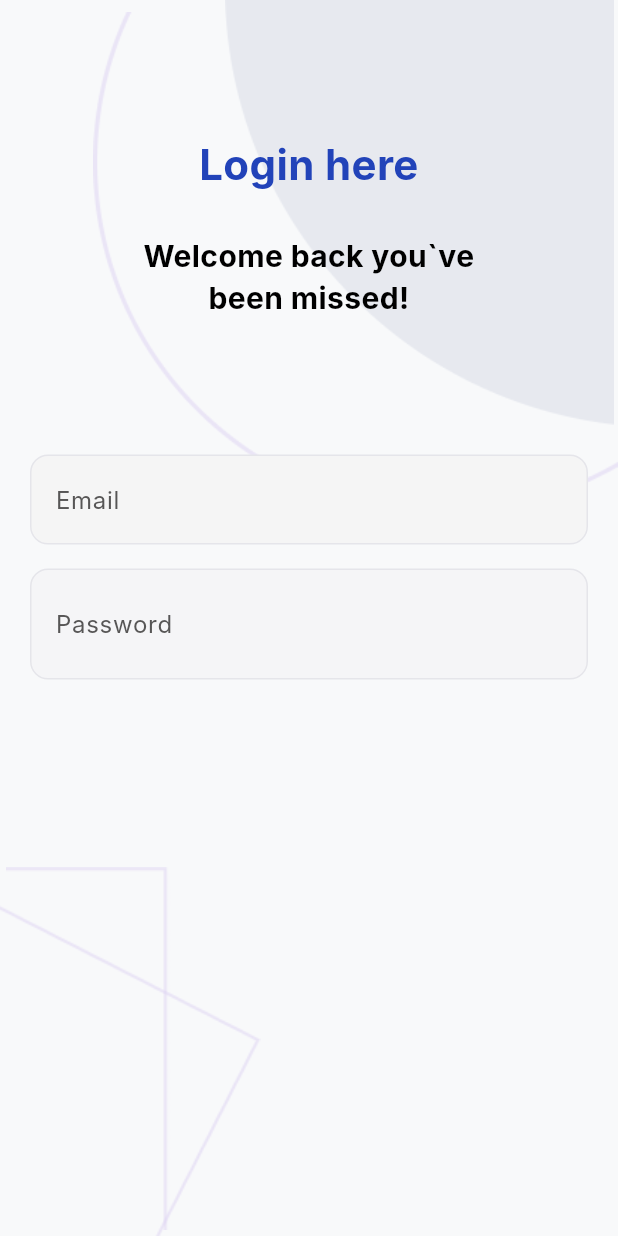
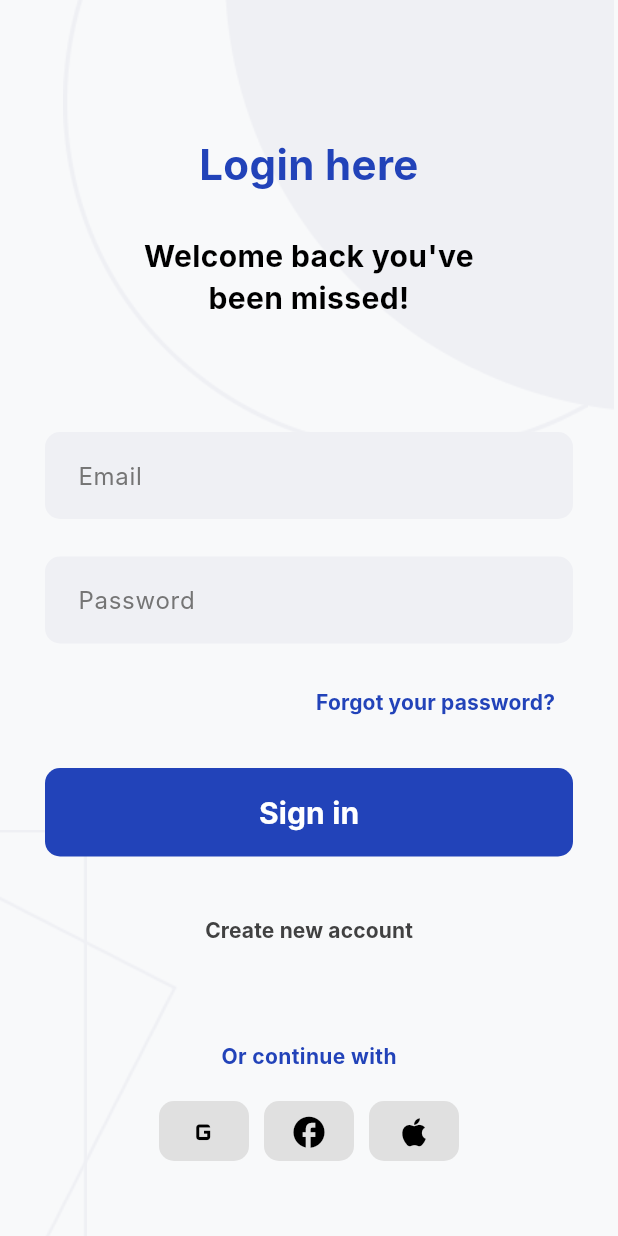
Before and after one commit to kouhoang/Onboarding_Flutter_App, a Flutter app: the screen it shows after launch, after a tap on "Login", on a phone screen of 412 x 824 dp. Run offline on Flutter 3.47's test engine with Material 3 defaults, Android fonts, the light colour scheme and no system bars; Roboto replaces fonts that are missing (Inter).

Commit message:
Login Screen

```diff
--- a/lib/background_decoration.dart
+++ b/lib/background_decoration.dart
@@ -29,7 +29,7 @@ class BackgroundDecoration extends StatelessWidget {
                 'assets/images/ellipse_2.png',
                 width: 350.0,
                 height: 350.0,
-                color: Color.fromRGBO(220, 209, 242, 0.5),
+                color: Color.fromRGBO(239, 240, 244, 1),
               ),
             ),
             Positioned(
@@ -39,7 +39,7 @@ class BackgroundDecoration extends StatelessWidget {
                 'assets/images/ellipse_1.png',
                 width: 285.0,
                 height: 285.0,
-                color: Color.fromRGBO(205, 209, 223, 0.4),
+                color: Color.fromRGBO(239, 240, 244, 1),
               ),
             ),
           ],
@@ -52,7 +52,7 @@ class BackgroundDecoration extends StatelessWidget {
                 'assets/images/rectangle_4.png',
                 width: 230.0,
                 height: 250.0,
-                color: Color.fromRGBO(220, 209, 242, 0.5),
+                color: Color.fromRGBO(239, 240, 244, 1),
               ),
             ),
             Positioned(
@@ -62,7 +62,7 @@ class BackgroundDecoration extends StatelessWidget {
                 'assets/images/rectangle_3.png',
                 width: 280.0,
                 height: 300.0,
-                color: Color.fromRGBO(220, 209, 242, 0.5),
+                color: Color.fromRGBO(239, 240, 244, 1),
               ),
             ),
           ],
--- /dev/null
+++ b/lib/background_decoration_2.dart
@@ -0,0 +1,73 @@
+import 'package:flutter/material.dart';
+
+class BackgroundDecoration2 extends StatelessWidget {
+  final Color? overlayColor;
+  final double? opacity;
+  final bool showTopEllipses;
+  final bool showBottomRectangles;
+
+  const BackgroundDecoration2({
+    Key? key,
+    this.overlayColor,
+    this.opacity = 0.29,
+    this.showTopEllipses = true,
+    this.showBottomRectangles = true,
+  }) : super(key: key);
+
+  @override
+  Widget build(BuildContext context) {
+    return SizedBox(
+      width: double.infinity,
+      height: double.infinity,
+      child: Stack(
+        children: [
+          if (showTopEllipses) ...[
+            Positioned(
+              top: -40,
+              right: 20,
+              child: Image.asset(
+                'assets/images/ellipse_2.png',
+                width: 350.0,
+                height: 350.0,
+                color: Color.fromRGBO(239, 240, 244, 1),
+              ),
+            ),
+            Positioned(
+              top: -10,
+              right: -10,
+              child: Image.asset(
+                'assets/images/ellipse_1.png',
+                width: 285.0,
+                height: 285.0,
+                color: Color.fromRGBO(239, 240, 244, 1),
+              ),
+            ),
+          ],
+
+          if (showBottomRectangles) ...[
+            Positioned(
+              bottom: -90,
+              left: -190,
+              child: Image.asset(
+                'assets/images/rectangle_6.png',
+                width: 430.0,
+                height: 430.0,
+                color: Color.fromRGBO(239, 240, 244, 1),
+              ),
+            ),
+            Positioned(
+              bottom: -40,
+              left: -150,
+              child: Image.asset(
+                'assets/images/rectangle_5.png',
+                width: 400.0,
+                height: 400.0,
+                color: Color.fromRGBO(239, 240, 244, 1),
+              ),
+            ),
+          ],
+        ],
+      ),
+    );
+  }
+}
--- a/lib/login_screen.dart
+++ b/lib/login_screen.dart
@@ -1,16 +1,37 @@
 import 'package:flutter/material.dart';
-import 'package:onboarding_login_register_app_ui/background_decoration.dart';
+import 'package:onboarding_login_register_app_ui/background_decoration_2.dart';
 
-class LoginScreen extends StatelessWidget {
+class LoginScreen extends StatefulWidget {
+  const LoginScreen({super.key});
+
+  @override
+  State<LoginScreen> createState() => _LoginScreenState();
+}
+
+class _LoginScreenState extends State<LoginScreen> {
+  final FocusNode _emailFocusNode = FocusNode();
+  final FocusNode _passwordFocusNode = FocusNode();
+  final TextEditingController _emailController = TextEditingController();
+  final TextEditingController _passwordController = TextEditingController();
+
+  @override
+  void dispose() {
+    _emailFocusNode.dispose();
+    _passwordFocusNode.dispose();
+    _emailController.dispose();
+    _passwordController.dispose();
+    super.dispose();
+  }
+
   @override
   Widget build(BuildContext context) {
     return Scaffold(
       backgroundColor: Color(0xFFF8F9FA),
       body: Stack(
         children: [
-          BackgroundDecoration(),
+          BackgroundDecoration2(),
           Padding(
-            padding: EdgeInsets.symmetric(horizontal: 20.0),
+            padding: EdgeInsets.symmetric(horizontal: 30.0),
             child: Column(
               children: [
                 SizedBox(height: 90),
@@ -26,12 +47,9 @@ class LoginScreen extends StatelessWidget {
                     ),
                   ),
                 ),
-
                 SizedBox(height: 28),
-
-                // Subtitle
                 Text(
-                  'Welcome back you`ve\nbeen missed!',
+                  'Welcome back you\'ve\nbeen missed!',
                   textAlign: TextAlign.center,
                   style: TextStyle(
                     fontSize: 20,
@@ -40,9 +58,7 @@ class LoginScreen extends StatelessWidget {
                     fontWeight: FontWeight.bold,
                   ),
                 ),
-
-                SizedBox(height: 90),
-
+                SizedBox(height: 75),
                 Expanded(flex: 2, child: _buildLoginTextFieldSection(context)),
               ],
             ),
@@ -55,60 +71,198 @@ class LoginScreen extends StatelessWidget {
   Widget _buildLoginTextFieldSection(BuildContext context) {
     return Column(
       children: [
+        // Email TextField
         Container(
           decoration: BoxDecoration(
-            color: Color.fromRGBO(245, 245, 245, 1),
-            borderRadius: BorderRadius.circular(12),
-            border: Border.all(color: Color(0xFFE5E5EA), width: 1),
+            color: Color.fromRGBO(239, 240, 244, 1),
+            borderRadius: BorderRadius.circular(10),
+            border: Border.all(
+              color: _emailFocusNode.hasFocus
+                  ? const Color.fromARGB(255, 34, 67, 185)
+                  : Colors.transparent,
+              width: 2,
+            ),
           ),
-          height: 60,
           child: TextField(
-            keyboardType: TextInputType.emailAddress,
-            style: TextStyle(fontSize: 16, color: Color(0xFF1D1D1F)),
+            controller: _emailController,
+            focusNode: _emailFocusNode,
             decoration: InputDecoration(
-              labelText: 'Email',
-              labelStyle: TextStyle(
-                color: Color.fromARGB(255, 87, 86, 86),
-                fontSize: 16,
-              ),
+              hintText: 'Email',
+              hintStyle: TextStyle(color: Colors.grey[600], fontSize: 16),
               border: InputBorder.none,
               contentPadding: EdgeInsets.symmetric(
-                horizontal: 16,
-                vertical: 16,
+                horizontal: 20,
+                vertical: 15,
               ),
-              floatingLabelBehavior: FloatingLabelBehavior.never,
+            ),
+            onTap: () {
+              setState(() {});
+            },
+            onEditingComplete: () {
+              setState(() {});
+            },
+          ),
+        ),
+
+        SizedBox(height: 25),
+
+        // Password TextField
+        Container(
+          decoration: BoxDecoration(
+            color: Color.fromRGBO(239, 240, 244, 1),
+            borderRadius: BorderRadius.circular(10),
+            border: Border.all(
+              color: _passwordFocusNode.hasFocus
+                  ? const Color.fromARGB(255, 34, 67, 185)
+                  : Colors.transparent,
+              width: 2,
+            ),
+          ),
+          child: TextField(
+            controller: _passwordController,
+            focusNode: _passwordFocusNode,
+            obscureText: true,
+            decoration: InputDecoration(
+              hintText: 'Password',
+              hintStyle: TextStyle(color: Colors.grey[600], fontSize: 16),
+              border: InputBorder.none,
+              contentPadding: EdgeInsets.symmetric(
+                horizontal: 20,
+                vertical: 15,
+              ),
+            ),
+            onTap: () {
+              setState(() {});
+            },
+            onEditingComplete: () {
+              setState(() {});
+            },
+          ),
+        ),
+
+        SizedBox(height: 15),
+
+        // Forgot Password Link
+        Align(
+          alignment: Alignment.centerRight,
+          child: TextButton(
+            onPressed: () {
+              // Handle forgot password
+            },
+            child: Text(
+              'Forgot your password?',
+              style: TextStyle(
+                color: const Color.fromARGB(255, 34, 67, 185),
+                fontSize: 14,
+                fontWeight: FontWeight.bold,
+              ),
             ),
           ),
         ),
 
-        SizedBox(height: 16),
+        SizedBox(height: 20),
 
-        // Password TextField
-        Container(
-          decoration: BoxDecoration(
-            color: Color(0xFFF5F5F7),
-            borderRadius: BorderRadius.circular(12),
-            border: Border.all(color: Color(0xFFE5E5EA), width: 1),
-          ),
-          child: TextField(
-            obscureText: true,
-            style: TextStyle(fontSize: 16, color: Color(0xFF1D1D1F)),
-            decoration: InputDecoration(
-              labelText: 'Password',
-              labelStyle: TextStyle(
-                color: Color.fromARGB(255, 87, 86, 86),
-                fontSize: 16,
+        // Sign In Button
+        SizedBox(
+          width: double.infinity,
+          child: ElevatedButton(
+            onPressed: () {
+              // Handle sign in
+            },
+            style: ElevatedButton.styleFrom(
+              backgroundColor: const Color.fromARGB(255, 34, 67, 185),
+              foregroundColor: Colors.white,
+              padding: EdgeInsets.symmetric(vertical: 15),
+              shape: RoundedRectangleBorder(
+                borderRadius: BorderRadius.circular(10),
               ),
-              border: InputBorder.none,
-              contentPadding: EdgeInsets.symmetric(
-                horizontal: 16,
-                vertical: 16,
-              ),
-              floatingLabelBehavior: FloatingLabelBehavior.never,
+              elevation: 0,
+            ),
+            child: Text(
+              'Sign in',
+              style: TextStyle(fontSize: 20, fontWeight: FontWeight.bold),
             ),
           ),
         ),
+
+        SizedBox(height: 25),
+
+        // Create New Account Link
+        TextButton(
+          onPressed: () {
+            // Handle create new account
+          },
+          child: Text(
+            'Create new account',
+            style: TextStyle(
+              color: const Color.fromARGB(255, 65, 65, 65),
+              fontSize: 14,
+              fontWeight: FontWeight.bold,
+            ),
+          ),
+        ),
+
+        SizedBox(height: 50),
+
+        // Or continue with text
+        Text(
+          'Or continue with',
+          style: TextStyle(
+            color: const Color.fromARGB(255, 34, 67, 185),
+            fontSize: 14,
+            fontWeight: FontWeight.bold,
+          ),
+        ),
+
+        SizedBox(height: 20),
+
+        // Social Login Buttons
+        Row(
+          mainAxisAlignment: MainAxisAlignment.center,
+          children: [
+            _buildSocialButton(
+              icon: Icons.g_mobiledata,
+              onPressed: () {
+                // Handle Google login
+              },
+            ),
+            SizedBox(width: 10),
+            _buildSocialButton(
+              icon: Icons.facebook,
+              onPressed: () {
+                // Handle Facebook login
+              },
+            ),
+            SizedBox(width: 10),
+            _buildSocialButton(
+              icon: Icons.apple,
+              onPressed: () {
+                // Handle Apple login
+              },
+            ),
+          ],
+        ),
+
+        SizedBox(height: 40),
       ],
     );
   }
+
+  Widget _buildSocialButton({
+    required IconData icon,
+    required VoidCallback onPressed,
+  }) {
+    return Container(
+      width: 60,
+      height: 40,
+      decoration: BoxDecoration(
+        color: Colors.grey[300],
+        borderRadius: BorderRadius.circular(10),
+      ),
+      child: IconButton(
+        onPressed: onPressed,
+        icon: Icon(icon, size: 25, color: Colors.black),
+      ),
+    );
+  }
 }
--- a/lib/main.dart
+++ b/lib/main.dart
@@ -11,7 +11,6 @@ class MyApp extends StatelessWidget {
   @override
   Widget build(BuildContext context) {
     return MaterialApp(
-      title: 'Job Discovery App',
       theme: ThemeData(primarySwatch: Colors.blue, fontFamily: 'Inter'),
       home: OnboardingMainScreen(),
     );
--- a/pubspec.yaml
+++ b/pubspec.yaml
@@ -64,6 +64,8 @@ flutter:
     - assets/images/rectangle_3.png
     - assets/images/ellipse_2.png
     - assets/images/ellipse_1.png
+    - assets/images/rectangle_6.png
+    - assets/images/rectangle_5.png
 
 
   # An image asset can refer to one or more resolution-specific "variants", see
```
Also changed, not shown: assets/images/rectangle_5.png (added), assets/images/rectangle_6.png (added), 30 other files.
